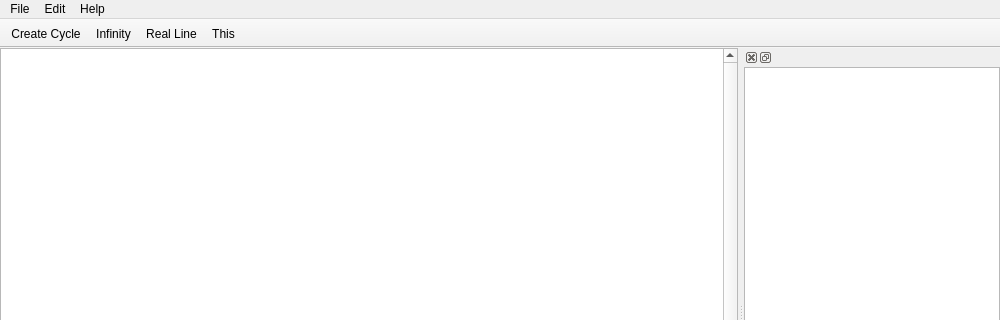
Before: the Qt Designer form forms/mainwindow.ui in lhutton1/moebinv-gui, drawn with Qt 5; both pictures show x 0 to 1000 and y 0 to 320 of the 1000 by 600 pixel window.
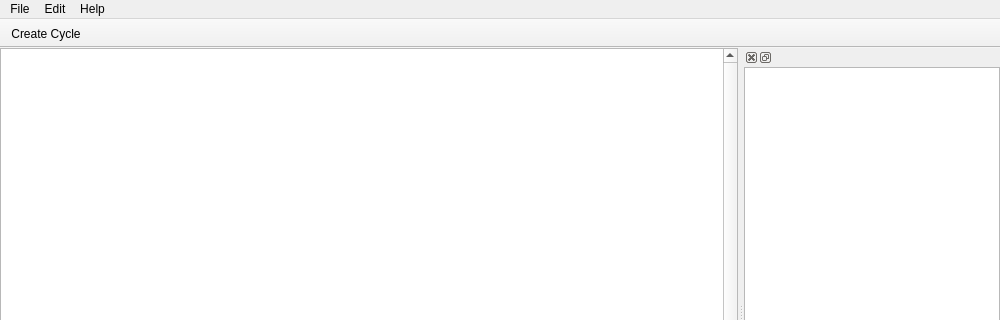
After: the same form once the commit is applied.

Commit message: added context menu to infinity, real and this

```diff
--- a/forms/mainwindow.ui
+++ b/forms/mainwindow.ui
@@ -95,9 +95,6 @@
     <bool>false</bool>
    </attribute>
    <addaction name="actionCreate_Cycle"/>
-   <addaction name="actionInfinity"/>
-   <addaction name="actionReal_Line"/>
-   <addaction name="actionThis"/>
   </widget>
   <widget class="QStatusBar" name="statusBar"/>
   <widget class="QDockWidget" name="dockWidget">
@@ -201,27 +198,6 @@
     <string>Create Cycle</string>
    </property>
   </action>
-  <action name="actionInfinity">
-   <property name="text">
-    <string>Infinity</string>
-   </property>
-   <property name="toolTip">
-    <string>Infinity</string>
-   </property>
-  </action>
-  <action name="actionReal_Line">
-   <property name="text">
-    <string>Real Line</string>
-   </property>
-   <property name="toolTip">
-    <string>Real Line</string>
-   </property>
-  </action>
-  <action name="actionThis">
-   <property name="text">
-    <string>This</string>
-   </property>
-  </action>
  </widget>
  <layoutdefault spacing="6" margin="11"/>
  <resources/>
```
The commit also changes 14 other files.
